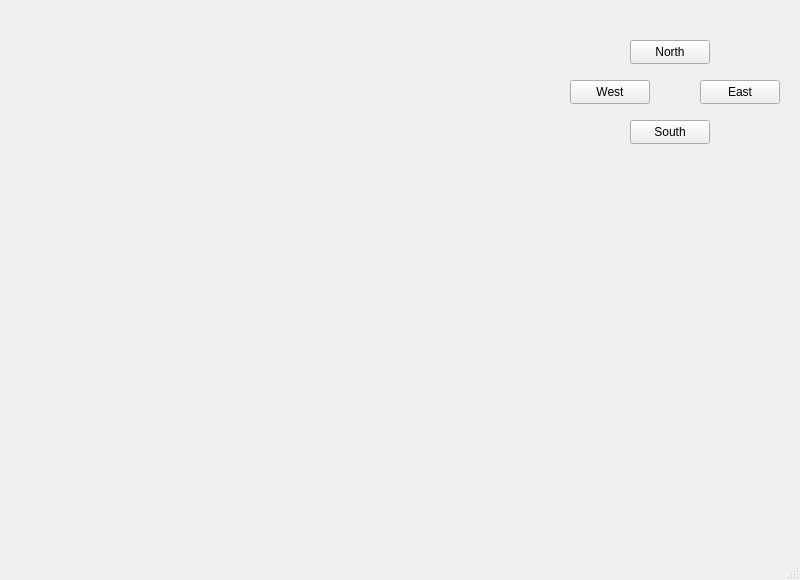
Above: mainwindow.ui from LyGabiCS/CS4076 before the change. Below: the same form after it.
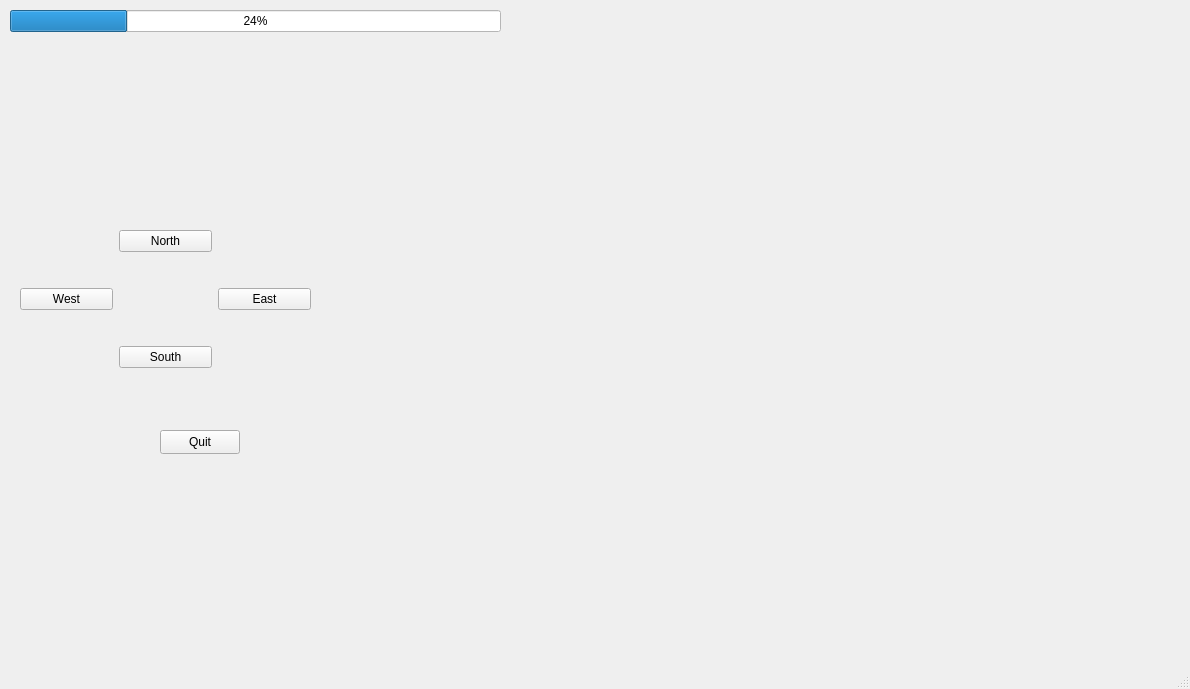
That is the form after the change.

Diff of the .ui file:
```diff
--- a/mainwindow.ui
+++ b/mainwindow.ui
@@ -6,70 +6,123 @@
    <rect>
     <x>0</x>
     <y>0</y>
-    <width>800</width>
-    <height>580</height>
+    <width>1190</width>
+    <height>689</height>
    </rect>
   </property>
   <property name="windowTitle">
    <string>MainWindow</string>
   </property>
   <widget class="QWidget" name="centralwidget">
-   <widget class="QPushButton" name="North">
+   <widget class="QPushButton" name="Quit">
     <property name="geometry">
      <rect>
-      <x>630</x>
-      <y>40</y>
+      <x>160</x>
+      <y>430</y>
       <width>80</width>
       <height>24</height>
      </rect>
     </property>
     <property name="text">
-     <string>North</string>
+     <string>Quit</string>
     </property>
-    <property name="iconSize">
-     <size>
-      <width>16</width>
-      <height>16</height>
-     </size>
-    </property>
    </widget>
-   <widget class="QPushButton" name="South">
+   <widget class="QWidget" name="formLayoutWidget">
     <property name="geometry">
      <rect>
-      <x>630</x>
-      <y>120</y>
-      <width>80</width>
-      <height>24</height>
+      <x>10</x>
+      <y>10</y>
+      <width>491</width>
+      <height>31</height>
      </rect>
     </property>
-    <property name="text">
-     <string>South</string>
-    </property>
+    <layout class="QFormLayout" name="formLayout">
+     <item row="0" column="0" colspan="2">
+      <widget class="QProgressBar" name="MoneyCollected">
+       <property name="styleSheet">
+        <string notr="true">background-color: rgb(255, 255, 255);
+</string>
+       </property>
+       <property name="value">
+        <number>24</number>
+       </property>
+      </widget>
+     </item>
+    </layout>
    </widget>
-   <widget class="QPushButton" name="West">
+   <widget class="QWidget" name="gridLayoutWidget">
     <property name="geometry">
      <rect>
-      <x>570</x>
-      <y>80</y>
-      <width>80</width>
-      <height>24</height>
+      <x>20</x>
+      <y>200</y>
+      <width>291</width>
+      <height>201</height>
      </rect>
     </property>
-    <property name="text">
-     <string>West</string>
-    </property>
+    <layout class="QGridLayout" name="gridLayout">
+     <item row="4" column="1">
+      <widget class="QPushButton" name="South">
+       <property name="text">
+        <string>South</string>
+       </property>
+      </widget>
+     </item>
+     <item row="2" column="2">
+      <widget class="QPushButton" name="East">
+       <property name="text">
+        <string>East</string>
+       </property>
+      </widget>
+     </item>
+     <item row="1" column="1">
+      <widget class="QPushButton" name="North">
+       <property name="text">
+        <string>North</string>
+       </property>
+       <property name="iconSize">
+        <size>
+         <width>16</width>
+         <height>16</height>
+        </size>
+       </property>
+      </widget>
+     </item>
+     <item row="1" column="0">
+      <spacer name="horizontalSpacer">
+       <property name="orientation">
+        <enum>Qt::Horizontal</enum>
+       </property>
+       <property name="sizeType">
+        <enum>QSizePolicy::Minimum</enum>
+       </property>
+       <property name="sizeHint" stdset="0">
+        <size>
+         <width>40</width>
+         <height>20</height>
+        </size>
+       </property>
+      </spacer>
+     </item>
+     <item row="2" column="0">
+      <widget class="QPushButton" name="West">
+       <property name="text">
+        <string>West</string>
+       </property>
+      </widget>
+     </item>
+    </layout>
    </widget>
-   <widget class="QPushButton" name="East">
+   <widget class="QLabel" name="Map">
     <property name="geometry">
      <rect>
-      <x>700</x>
-      <y>80</y>
-      <width>80</width>
-      <height>24</height>
+      <x>38</x>
+      <y>55</y>
+      <width>251</width>
+      <height>121</height>
      </rect>
     </property>
     <property name="text">
-     <string>East</string>
+     <string/>
     </property>
    </widget>
   </widget>
```
Left out of the diff: 2 changed lines with no effect on the pictures.
